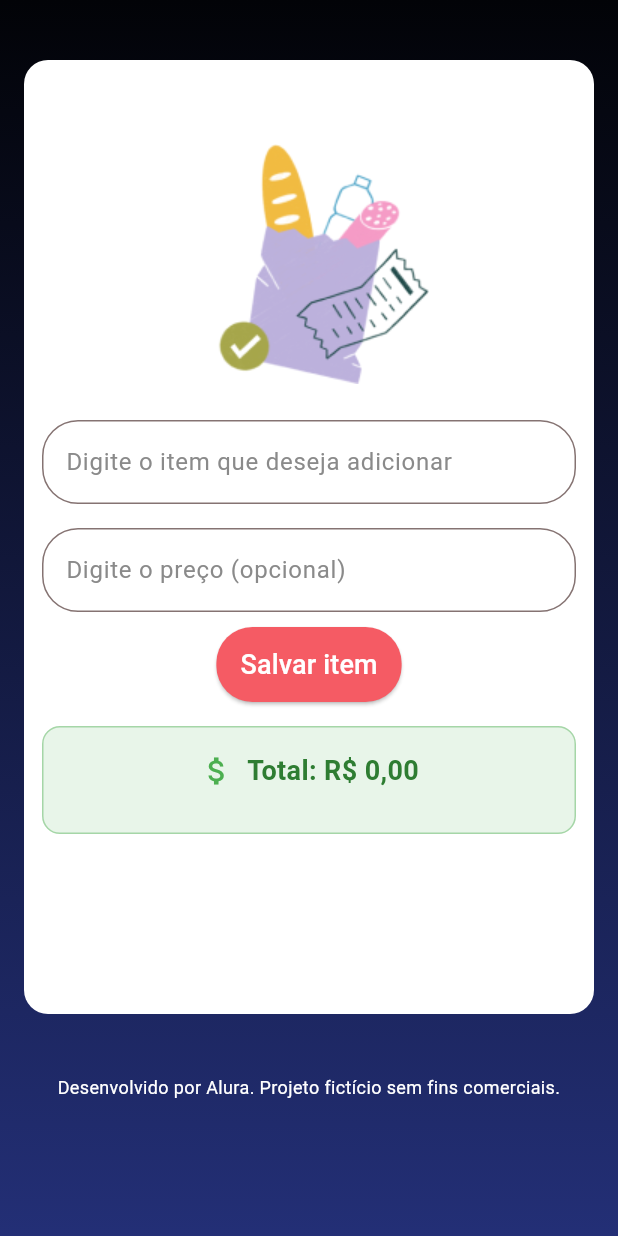
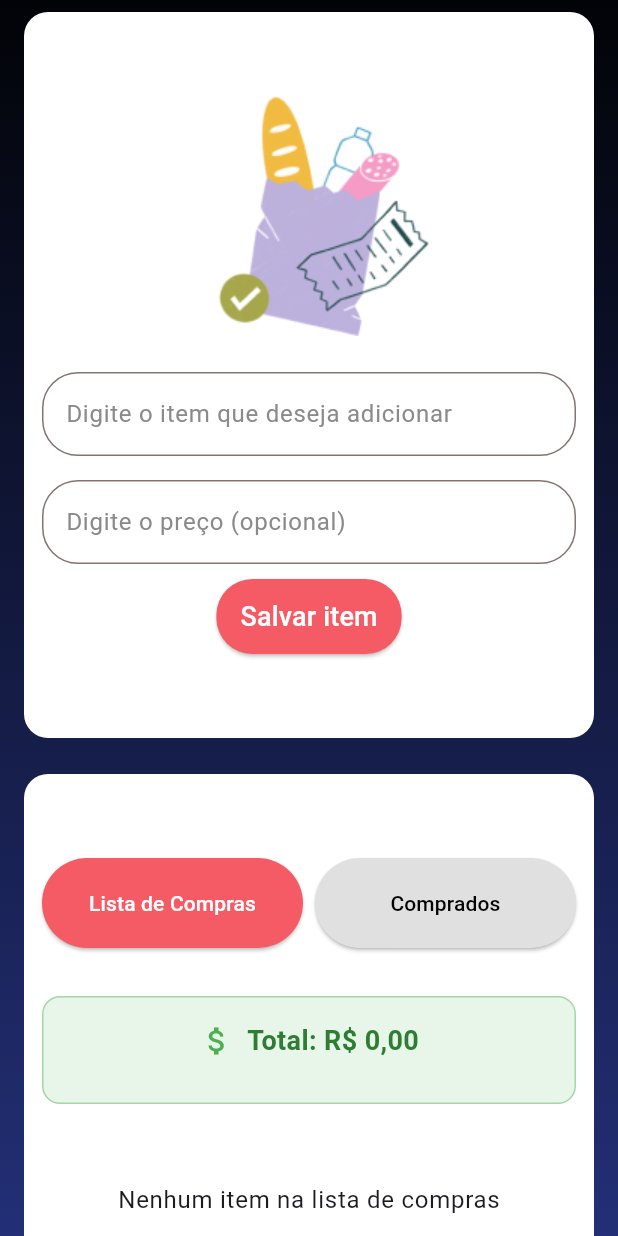
Before and after one commit to vinicius00franco/online-first-com-couchbase, a Flutter app: the screen it shows after launch, on a phone screen of 412 x 824 dp. Run offline on Flutter 3.47's test engine with Material 3 defaults, Android fonts, the phone set to English and light mode, and no system bars; our stand-ins replace connectivity_plus, flutter_bloc, flutter_dotenv, google_fonts; missing offline and left inert: cbl, cbl_flutter; Roboto replaces fonts that are missing (Numans).

Commit message:
feat: Implement view mode toggle for checklist items and update UI accordingly

```diff
--- a/lib/app/pages/checklist_page.dart
+++ b/lib/app/pages/checklist_page.dart
@@ -17,6 +17,8 @@ import '../widget/total_widget.dart';
 import '../theme/app_colors.dart';
 import '../theme/app_spacing.dart';
 
+enum ViewMode { shopping, purchased }
+
 class ChecklistPage extends StatefulWidget {
   const ChecklistPage({super.key});
 
@@ -26,7 +28,14 @@ class ChecklistPage extends StatefulWidget {
 
 class _ChecklistPageState extends State<ChecklistPage> {
   final textController = TextEditingController();
-  // ON/OFF CHECK ITEM
+  ViewMode _currentView = ViewMode.shopping; // Estado da visualização
+
+  void _switchView(ViewMode mode) {
+    setState(() {
+      _currentView = mode;
+    });
+  }
+
   Future<void> toggleItemCompletion(ShoppingItemEntity item) async {
     await context.read<UpdateChecklistCubit>().updateItem(
           item.id!,
@@ -129,8 +138,24 @@ class _ChecklistPageState extends State<ChecklistPage> {
         ),
         child: ListView(
           children: [
+            // Seção 1: Input de itens
             Container(
-              margin: const EdgeInsets.symmetric(horizontal: 16, vertical: 40),
+              margin: const EdgeInsets.symmetric(horizontal: 16, vertical: 8),
+              decoration: BoxDecoration(
+                color: Colors.white,
+                borderRadius: BorderRadius.circular(16),
+              ),
+              padding: AppSpacing.cardPadding,
+              child:
+                  InputWidget(controller: textController, onAddItem: addItem),
+            ),
+
+            // Espaçamento entre seções
+            const SizedBox(height: 16),
+
+            // Seção 2: Controles, Total e Lista de itens
+            Container(
+              margin: const EdgeInsets.symmetric(horizontal: 16),
               decoration: BoxDecoration(
                 color: Colors.white,
                 borderRadius: BorderRadius.circular(16),
@@ -138,7 +163,54 @@ class _ChecklistPageState extends State<ChecklistPage> {
               padding: AppSpacing.cardPadding,
               child: Column(
                 children: [
-                  InputWidget(controller: textController, onAddItem: addItem),
+                  // Botões de alternância
+                  Row(
+                    children: [
+                      Expanded(
+                        child: ElevatedButton(
+                          onPressed: () => _switchView(ViewMode.shopping),
+                          style: ElevatedButton.styleFrom(
+                            backgroundColor: _currentView == ViewMode.shopping
+                                ? Theme.of(context).primaryColor
+                                : Colors.grey.shade300,
+                            foregroundColor: _currentView == ViewMode.shopping
+                                ? Colors.white
+                                : Colors.black,
+                            padding: const EdgeInsets.symmetric(
+                                vertical: 1, horizontal: 16),
+                            fixedSize: const Size(double.infinity, 60),
+                          ),
+                          child: const Text(
+                            'Lista de Compras',
+                            textAlign: TextAlign.center,
+                          ),
+                        ),
+                      ),
+                      const SizedBox(width: 8),
+                      Expanded(
+                        child: ElevatedButton(
+                          onPressed: () => _switchView(ViewMode.purchased),
+                          style: ElevatedButton.styleFrom(
+                            backgroundColor: _currentView == ViewMode.purchased
+                                ? Theme.of(context).primaryColor
+                                : Colors.grey.shade300,
+                            foregroundColor: _currentView == ViewMode.purchased
+                                ? Colors.white
+                                : Colors.black,
+                            padding: const EdgeInsets.symmetric(
+                                vertical: 1, horizontal: 16),
+                            fixedSize: const Size(double.infinity, 60),
+                          ),
+                          child: const Text(
+                            'Comprados',
+                            textAlign: TextAlign.center,
+                          ),
+                        ),
+                      ),
+                    ],
+                  ),
+                  const SizedBox(height: 16),
+                  // Total
                   BlocBuilder<FetchChecklistCubit, FetchChecklistState>(
                     builder: (context, state) {
                       if (state is FetchChecklistLoaded) {
@@ -147,8 +219,10 @@ class _ChecklistPageState extends State<ChecklistPage> {
                       return const SizedBox.shrink();
                     },
                   ),
-                  const SizedBox(height: 48),
+                  const SizedBox(height: 16),
+                  // Lista de itens
                   ChecklistItemsBuilder(
+                    viewMode: _currentView,
                     onToggleCompletion: (item) => toggleItemCompletion(item),
                     onDeleteItem: (item) => deleteItem(item),
                     onEditItem: (item) => editItem(item),
@@ -156,6 +230,7 @@ class _ChecklistPageState extends State<ChecklistPage> {
                 ],
               ),
             ),
+
             const Center(
               child: Text(
                 'Desenvolvido por Alura. Projeto fictício sem fins comerciais.',
--- a/lib/app/widget/checklist_items_widget.dart
+++ b/lib/app/widget/checklist_items_widget.dart
@@ -1,6 +1,7 @@
 // ignore_for_file: use_build_context_synchronously
 
 import 'package:checklist/app/logic/checklist/checklist_cubit.dart';
+import 'package:checklist/app/pages/checklist_page.dart';
 import 'package:flutter/material.dart';
 import 'package:flutter_bloc/flutter_bloc.dart';
 
@@ -9,12 +10,14 @@ import '../logic/checklist/checklist_state.dart';
 import 'check_item_widget.dart';
 
 class ChecklistItemsBuilder extends StatelessWidget {
+  final ViewMode viewMode; // Adicionar
   final Future<void> Function(ShoppingItemEntity) onToggleCompletion;
   final void Function(ShoppingItemEntity) onDeleteItem;
   final void Function(ShoppingItemEntity) onEditItem;
 
   const ChecklistItemsBuilder({
     super.key,
+    required this.viewMode, // Adicionar
     required this.onToggleCompletion,
     required this.onDeleteItem,
     required this.onEditItem,
@@ -29,21 +32,74 @@ class ChecklistItemsBuilder extends StatelessWidget {
         if (state is FetchChecklistLoading) {
           return const CircularProgressIndicator();
         } else if (state is FetchChecklistLoaded) {
-          final items = state.items;
-          print('ChecklistItemsBuilder: ${items.length} itens carregados');
+          final items = viewMode == ViewMode.shopping
+              ? state.items.where((item) => !item.isCompleted).toList()
+              : state.items.where((item) => item.isCompleted).toList();
 
-          final notCompletedItems =
-              items.where((item) => !item.isCompleted).toList();
+          print(
+              'ChecklistItemsBuilder: ${items.length} itens carregados para modo $viewMode');
 
-          final completedItems =
-              items.where((item) => item.isCompleted).toList();
+          if (items.isEmpty) {
+            return Column(
+              children: [
+                const SizedBox(height: 20),
+                Text(
+                  viewMode == ViewMode.shopping
+                      ? 'Nenhum item na lista de compras'
+                      : 'Nenhum item comprado',
+                  style: Theme.of(context).textTheme.bodyLarge,
+                ),
+                const SizedBox(height: 16),
+              ],
+            );
+          }
 
-          return ChecklistSections(
-            notCompletedItems: notCompletedItems,
-            completedItems: completedItems,
-            onToggleCompletion: onToggleCompletion,
-            onDeleteItem: onDeleteItem,
-            onEditItem: onEditItem,
+          return Column(
+            children: [
+              const SizedBox(height: 20),
+              Row(
+                children: [
+                  Icon(
+                    viewMode == ViewMode.shopping
+                        ? Icons.shopping_cart
+                        : Icons.check_circle,
+                    color: viewMode == ViewMode.shopping
+                        ? Colors.blue
+                        : Colors.green,
+                    size: 20,
+                  ),
+                  const SizedBox(width: 4),
+                  Text(
+                    viewMode == ViewMode.shopping
+                        ? 'Lista de Compras (${items.length})'
+                        : 'Comprado (${items.length})',
+                    style: Theme.of(context).textTheme.titleMedium?.copyWith(
+                          fontWeight: FontWeight.bold,
+                          color: Theme.of(context).primaryColor,
+                        ),
+                  ),
+                ],
+              ),
+              const SizedBox(height: 8),
+              Container(
+                height: 1,
+                color: Colors.grey.shade300,
+              ),
+              const SizedBox(height: 16),
+              ListView.builder(
+                shrinkWrap: true,
+                physics: const NeverScrollableScrollPhysics(),
+                itemCount: items.length,
+                itemBuilder: (context, index) {
+                  return ChecklistItemWidget(
+                    item: items[index],
+                    onChanged: (value) => onToggleCompletion(items[index]),
+                    onDelete: () => onDeleteItem(items[index]),
+                    onEdit: () => onEditItem(items[index]),
+                  );
+                },
+              ),
+            ],
           );
         } else if (state is FetchChecklistError) {
           return Center(child: Text(state.message));
```
